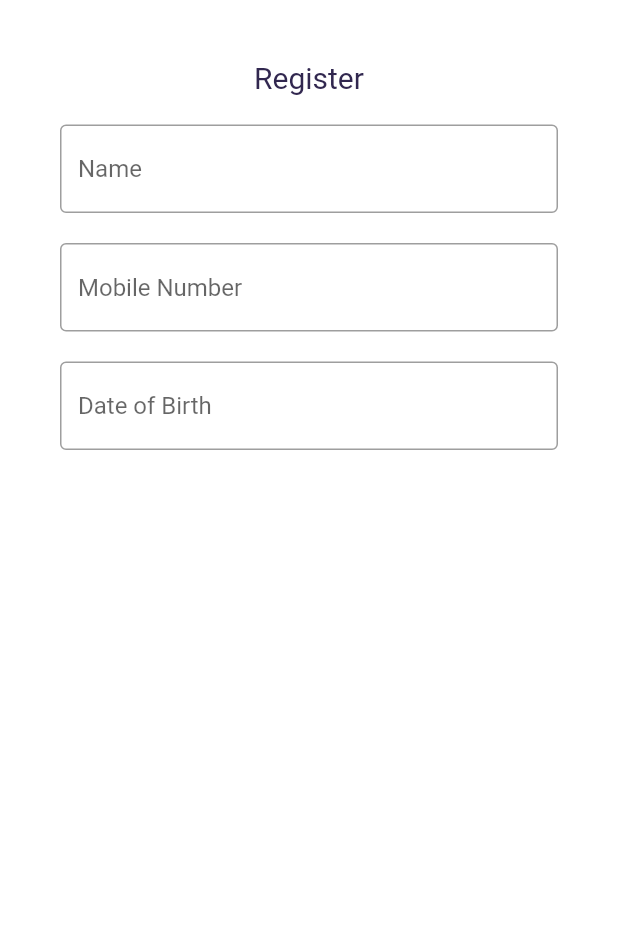
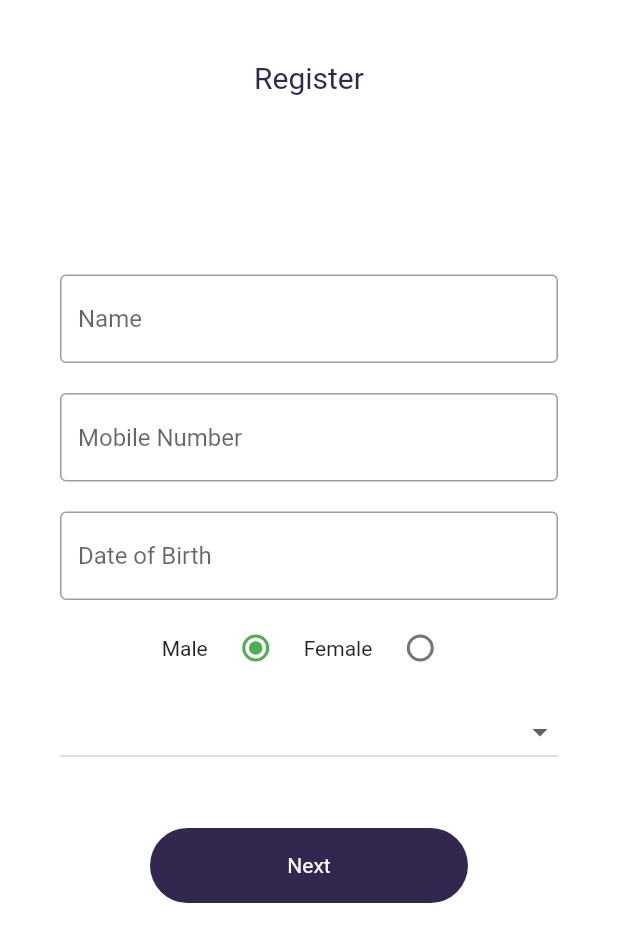
Before and after one commit to ash-100/distress_app, a Flutter app: the screen it shows after launch, on a phone screen of 412 x 824 dp. Shown: the top 942 px of the screen. Run offline on Flutter 3.47's test engine with Material 2 defaults, Android fonts, the phone set to English and light mode, and no system bars; our stand-ins replace cloud_firestore, firebase_auth, firebase_core, google_sign_in; accounts and stored records are empty.

Commit message:
userDetails finish

```diff
--- a/lib/main.dart
+++ b/lib/main.dart
@@ -4,7 +4,6 @@ import 'package:firebase_core/firebase_core.dart';
 import 'package:provider/provider.dart';
 import 'wrapper.dart';
 import 'package:firebase_auth/firebase_auth.dart';
-import 'package:distress_app/screens/userDetails.dart';
 
 void main() async {
   WidgetsFlutterBinding.ensureInitialized();
@@ -22,7 +21,7 @@ class MyApp extends StatelessWidget {
       child: const MaterialApp(
         debugShowCheckedModeBanner: false,
         //home: SplashScreen(),
-        home: userDetails(),
+        home: Wrapper(),
       ),
     );
   }
--- a/lib/screens/register.dart
+++ b/lib/screens/register.dart
@@ -2,7 +2,6 @@
 
 import 'package:distress_app/services/auth.dart';
 import 'package:flutter/material.dart';
-import 'package:distress_app/screens/userDetails.dart';
 
 class Register extends StatefulWidget {
   Register({this.changePage});
--- a/lib/screens/userDetails.dart
+++ /dev/null
@@ -1,58 +0,0 @@
-import 'package:flutter/material.dart';
-import 'package:flutter/cupertino.dart';
-
-class userDetails extends StatefulWidget {
-  final Function? changePage;
-  userDetails({this.changePage});
-
-  @override
-  State<userDetails> createState() => _userDetails();
-}
-
-class _userDetails extends State<userDetails> {
-  @override
-  Widget build(BuildContext context) {
-    return Scaffold(
-      backgroundColor: Colors.white,
-      body: Container(
-        padding: EdgeInsets.all(40),
-        child: Column(
-          children: [
-            Text(
-              "Register",
-              style:
-                  TextStyle(color: Color.fromRGBO(49, 39, 79, 1), fontSize: 20),
-            ),
-            const SizedBox(
-              height: 20,
-            ),
-            const TextField(
-              decoration: InputDecoration(
-                hintText: "Name",
-                border: OutlineInputBorder(),
-              ),
-            ),
-            const SizedBox(
-              height: 20,
-            ),
-            const TextField(
-              decoration: InputDecoration(
-                hintText: "Mobile Number",
-                border: OutlineInputBorder(),
-              ),
-            ),
-            const SizedBox(
-              height: 20,
-            ),
-            const TextField(
-              decoration: InputDecoration(
-                hintText: "Date of Birth",
-                border: OutlineInputBorder(),
-              ),
-            ),
-          ],
-        ),
-      ),
-    );
-  }
-}
--- /dev/null
+++ b/lib/screens/userdetails.dart
@@ -0,0 +1,131 @@
+import 'package:flutter/material.dart';
+import 'package:flutter/cupertino.dart';
+
+class userdetails extends StatefulWidget {
+  final Function? changePage;
+  userdetails({this.changePage});
+
+  @override
+  State<userdetails> createState() => _userdetails();
+}
+
+class _userdetails extends State<userdetails> {
+  late int selectedRadio;
+  @override
+  void initState() {
+    super.initState();
+    selectedRadio = 1;
+  }
+
+  setSelectedRadio(int val) {
+    setState(() {
+      selectedRadio = val;
+    });
+  }
+
+  final userList = ['Student', 'Faculty', 'Staff'];
+  String? dropDownValue;
+  @override
+  Widget build(BuildContext context) {
+    return Scaffold(
+      backgroundColor: Colors.white,
+      body: Container(
+        padding: EdgeInsets.all(40),
+        child: Column(
+          children: [
+            Text(
+              "Register",
+              style:
+                  TextStyle(color: Color.fromRGBO(49, 39, 79, 1), fontSize: 20),
+            ),
+            const SizedBox(
+              height: 120,
+            ),
+            const TextField(
+              decoration: InputDecoration(
+                hintText: "Name",
+                border: OutlineInputBorder(),
+              ),
+            ),
+            const SizedBox(
+              height: 20,
+            ),
+            const TextField(
+              decoration: InputDecoration(
+                hintText: "Mobile Number",
+                border: OutlineInputBorder(),
+              ),
+            ),
+            const SizedBox(
+              height: 20,
+            ),
+            const TextField(
+              decoration: InputDecoration(
+                hintText: "Date of Birth",
+                border: OutlineInputBorder(),
+              ),
+            ),
+            ButtonBar(alignment: MainAxisAlignment.center, children: <Widget>[
+              const Text("Male"),
+              Radio(
+                value: 1,
+                groupValue: selectedRadio,
+                activeColor: Colors.green,
+                onChanged: (val) {
+                  print("Radio $val");
+                  setSelectedRadio(1);
+                  print(selectedRadio);
+                },
+              ),
+              const Text("Female"),
+              Radio(
+                value: 2,
+                groupValue: selectedRadio,
+                activeColor: Colors.green,
+                onChanged: (val) {
+                  print("Radio $val");
+                  setSelectedRadio(2);
+                  print(selectedRadio);
+                },
+              ),
+            ]),
+            Center(
+              child: DropdownButton<String>(
+                items: userList.map(buildMenuItem).toList(),
+                value: dropDownValue,
+                isExpanded: true,
+                onChanged: (value) =>
+                    setState(() => this.dropDownValue = value),
+              ),
+            ),
+            SizedBox(
+              height: 40,
+            ),
+            Container(
+              height: 50,
+              margin: EdgeInsets.symmetric(horizontal: 60),
+              decoration: BoxDecoration(
+                borderRadius: BorderRadius.circular(50),
+                color: Color.fromRGBO(49, 39, 79, 1),
+              ),
+              child: Center(
+                child: Text(
+                  "Next",
+                  style: TextStyle(color: Colors.white),
+                ),
+              ),
+            ),
+          ],
+        ),
+      ),
+    );
+  }
+
+  DropdownMenuItem<String> buildMenuItem(String item) => DropdownMenuItem(
+        value: item,
+        child: Text(
+          item,
+          style: TextStyle(fontWeight: FontWeight.normal, fontSize: 18),
+        ),
+      );
+}
--- a/lib/wrapper.dart
+++ b/lib/wrapper.dart
@@ -2,7 +2,7 @@ import 'package:distress_app/screens/address.dart';
 import 'package:distress_app/screens/contact.dart';
 import 'package:distress_app/screens/home.dart';
 import 'package:distress_app/screens/register.dart';
-import 'package:distress_app/screens/userDetails.dart';
+import 'package:distress_app/screens/userdetails.dart';
 import 'package:flutter/material.dart';
 import 'package:provider/provider.dart';
 import 'package:firebase_auth/firebase_auth.dart';
@@ -28,7 +28,7 @@ class _WrapperState extends State<Wrapper> {
     final user = Provider.of<User?>(context);
     if (user == null) {
       return PageView(controller: _controller, children: [
-        userDetails(changePage: changePage),
+        userdetails(changePage: changePage),
         Register(changePage: changePage),
         Address(changePage: changePage),
         EmergencyContact(changePage: changePage),
```
